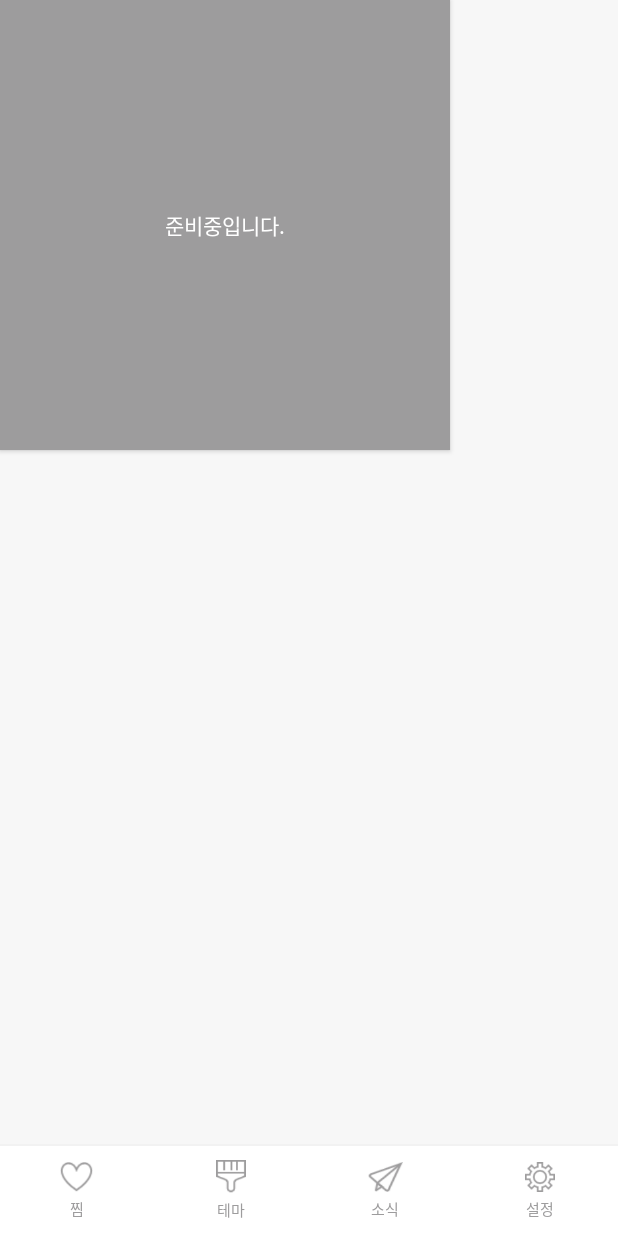
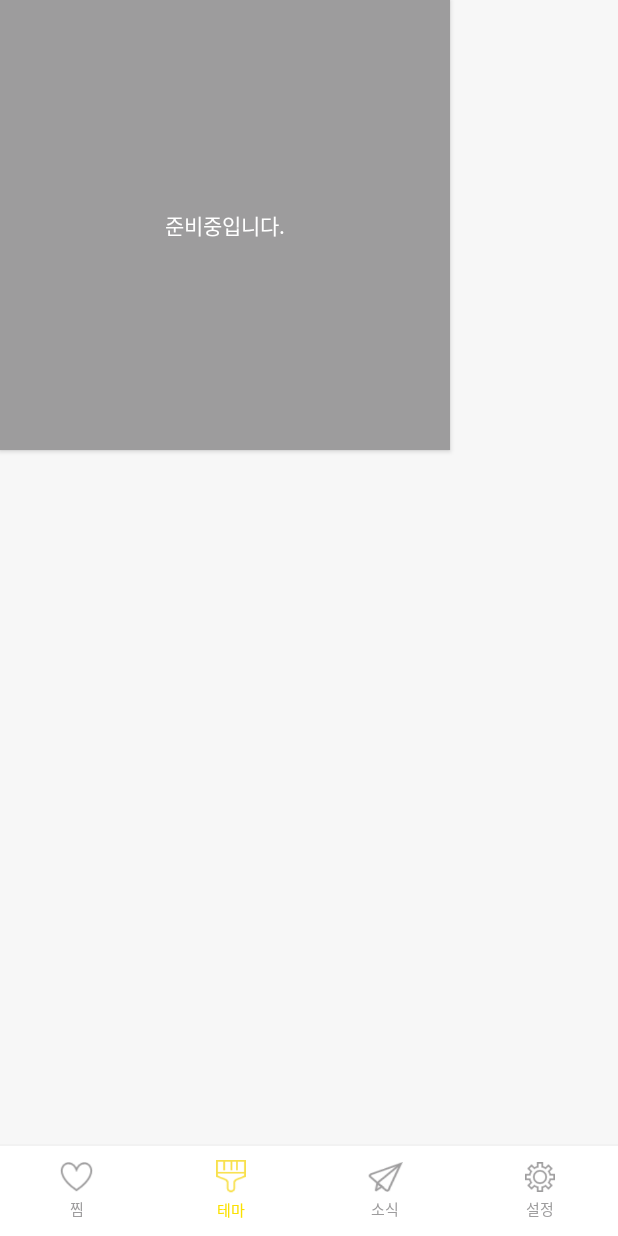
Before and after one commit to bqlab/ThemeLab, an Android app: the MainActivity screen opened directly, with no data from a screen before it, after a tap on "테마", on a phone screen of 412 x 824 dp. Run offline under Robolectric (Android 15) with nearby library versions, the phone set to English and light mode, and no system bars; 1 other tap on this screen came first.

Commit message:
patch-180815-2
 - 하단바 색상바뀌는 효과 추가

```diff
--- a/app/src/main/java/com/bqlab/themelab/activity/MainActivity.java
+++ b/app/src/main/java/com/bqlab/themelab/activity/MainActivity.java
@@ -10,6 +10,7 @@ import android.support.v7.app.AppCompatActivity;
 import android.view.View;
 import android.widget.FrameLayout;
 import android.widget.LinearLayout;
+import android.widget.TextView;
 import android.widget.Toast;
 
 import com.bqlab.themelab.R;
@@ -18,6 +19,8 @@ import com.bqlab.themelab.layout.AdLayout;
 import com.bqlab.themelab.layout.MyLayout;
 import com.bqlab.themelab.layout.NewsLayout;
 import com.bqlab.themelab.layout.ThemesLayout;
+
+import org.w3c.dom.Text;
 
 public class MainActivity extends AppCompatActivity {
 
@@ -48,11 +51,23 @@ public class MainActivity extends AppCompatActivity {
         newsLayout = new NewsLayout(this);
         themesLayout = new ThemesLayout(this);
 
+        final TextView mainBarMyText = findViewById(R.id.main_bar_my_text);
+        final TextView mainBarThemesText = findViewById(R.id.main_bar_themes_text);
+        final TextView mainBarNewsText = findViewById(R.id.main_bar_news_text);
+
         mainBarMy.setOnClickListener(new View.OnClickListener() {
             @Override
             public void onClick(View view) {
                 mainBody.removeAllViews();
                 mainBody.addView(myLayout);
+
+                mainBarMy.getChildAt(0).setBackground(getDrawable(R.drawable.main_bar_my_p));
+                mainBarThemes.getChildAt(0).setBackground(getDrawable(R.drawable.main_bar_themes));
+                mainBarNews.getChildAt(0).setBackground(getDrawable(R.drawable.main_bar_news));
+
+                mainBarMyText.setTextColor(getColor(R.color.colorYellow));
+                mainBarThemesText.setTextColor(getColor(R.color.colorGrayLight));
+                mainBarNewsText.setTextColor(getColor(R.color.colorGrayLight));
             }
         });
         mainBarThemes.setOnClickListener(new View.OnClickListener() {
@@ -60,6 +75,14 @@ public class MainActivity extends AppCompatActivity {
             public void onClick(View view) {
                 mainBody.removeAllViews();
                 mainBody.addView(themesLayout);
+
+                mainBarMy.getChildAt(0).setBackground(getDrawable(R.drawable.main_bar_my));
+                mainBarThemes.getChildAt(0).setBackground(getDrawable(R.drawable.main_bar_themes_p));
+                mainBarNews.getChildAt(0).setBackground(getDrawable(R.drawable.main_bar_news));
+
+                mainBarMyText.setTextColor(getColor(R.color.colorGrayLight));
+                mainBarThemesText.setTextColor(getColor(R.color.colorYellow));
+                mainBarNewsText.setTextColor(getColor(R.color.colorGrayLight));
             }
         });
         mainBarNews.setOnClickListener(new View.OnClickListener() {
@@ -67,6 +90,14 @@ public class MainActivity extends AppCompatActivity {
             public void onClick(View view) {
                 mainBody.removeAllViews();
                 mainBody.addView(newsLayout);
+
+                mainBarMy.getChildAt(0).setBackground(getDrawable(R.drawable.main_bar_my));
+                mainBarThemes.getChildAt(0).setBackground(getDrawable(R.drawable.main_bar_themes));
+                mainBarNews.getChildAt(0).setBackground(getDrawable(R.drawable.main_bar_news_p));
+
+                mainBarMyText.setTextColor(getColor(R.color.colorGrayLight));
+                mainBarThemesText.setTextColor(getColor(R.color.colorGrayLight));
+                mainBarNewsText.setTextColor(getColor(R.color.colorYellow));
             }
         });
         mainBarSetting.setOnClickListener(new View.OnClickListener() {
--- a/app/src/main/res/layout/activity_main.xml
+++ b/app/src/main/res/layout/activity_main.xml
@@ -24,8 +24,8 @@
         android:layout_width="match_parent"
         android:layout_height="60dp"
         android:layout_alignParentBottom="true"
+        android:background="@color/colorWhite"
         android:gravity="center_vertical"
-        android:background="@color/colorWhite"
         android:orientation="horizontal">
 
         <LinearLayout
@@ -47,6 +47,7 @@
                 tools:ignore="ContentDescription" />
 
             <TextView
+                android:id="@+id/main_bar_my_text"
                 android:layout_width="wrap_content"
                 android:layout_height="wrap_content"
                 android:text="@string/main_bar_my"
@@ -74,6 +75,7 @@
                 tools:ignore="ContentDescription" />
 
             <TextView
+                android:id="@+id/main_bar_themes_text"
                 android:layout_width="wrap_content"
                 android:layout_height="wrap_content"
                 android:text="@string/main_bar_themes"
@@ -101,6 +103,7 @@
                 tools:ignore="ContentDescription" />
 
             <TextView
+                android:id="@+id/main_bar_news_text"
                 android:layout_width="wrap_content"
                 android:layout_height="wrap_content"
                 android:text="@string/main_bar_news"
@@ -114,7 +117,6 @@
             android:layout_width="0dp"
             android:layout_height="match_parent"
             android:layout_weight="1"
-            android:background="@drawable/ripple_gray"
             android:clickable="true"
             android:focusable="true"
             android:gravity="center"
@@ -128,6 +130,7 @@
                 tools:ignore="ContentDescription" />
 
             <TextView
+                android:id="@+id/main_bar_setting_text"
                 android:layout_width="wrap_content"
                 android:layout_height="wrap_content"
                 android:text="@string/main_bar_setting"
```
